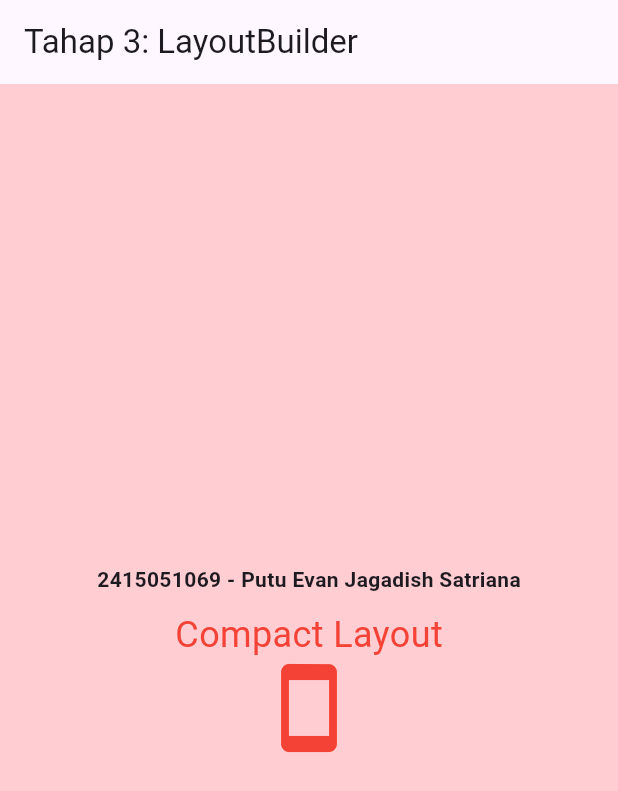
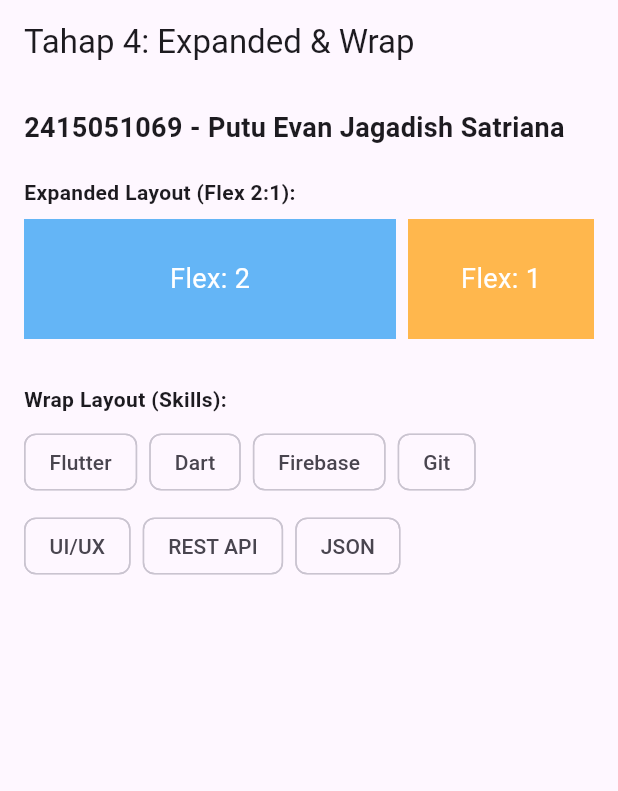
Before and after one commit to pannpanns/Course-Explorer, a Flutter app: the screen it shows after launch, on a phone screen of 412 x 824 dp. Shown: the top 791 px of the screen. Run offline on Flutter 3.47's test engine with Material 3 defaults, Android fonts, the phone set to English and light mode, and no system bars.

Commit message:
Tahap 4: Expanded dan Wrap

```diff
--- a/lib/main.dart
+++ b/lib/main.dart
@@ -14,97 +14,71 @@ class MyApp extends StatelessWidget {
   Widget build(BuildContext context) {
     return const MaterialApp(
       debugShowCheckedModeBanner: false,
-      home: LayoutBuilderPage(),
+      home: ExpandedWrapPage(),
     );
   }
 }
 
-class LayoutBuilderPage extends StatelessWidget {
-  const LayoutBuilderPage({super.key});
+class ExpandedWrapPage extends StatelessWidget {
+  const ExpandedWrapPage({super.key});
 
   @override
   Widget build(BuildContext context) {
+    final List<String> skills = [
+      'Flutter', 'Dart', 'Firebase', 'Git', 'UI/UX', 'REST API', 'JSON'
+    ];
+
     return Scaffold(
-      appBar: AppBar(title: const Text('Tahap 3: LayoutBuilder')),
-      body: LayoutBuilder(
-        builder: (context, constraints) {
-          if (constraints.maxWidth < 600) {
-            return const CompactLayout();
-          } else if (constraints.maxWidth < 840) {
-            return const MediumLayout();
-          } else {
-            return const ExpandedLayout();
-          }
-        },
+      appBar: AppBar(title: const Text('Tahap 4: Expanded & Wrap')),
+      body: Padding(
+        padding: const EdgeInsets.all(16.0),
+        child: Column(
+          crossAxisAlignment: CrossAxisAlignment.start,
+          children: [
+            const Text(
+              '$studentId - $studentName',
+              style: TextStyle(fontSize: 18, fontWeight: FontWeight.bold),
+            ),
+            const SizedBox(height: 20),
+
+            const Text('Expanded Layout (Flex 2:1):', style: TextStyle(fontWeight: FontWeight.bold)),
+            const SizedBox(height: 8),
+            Row(
+              children: [
+                Expanded(
+                  flex: 2,
+                  child: Container(
+                    height: 80,
+                    color: Colors.blue[300],
+                    alignment: Alignment.center,
+                    child: const Text('Flex: 2', style: TextStyle(fontSize: 18, color: Colors.white)),
+                  ),
+                ),
+                const SizedBox(width: 8),
+                Expanded(
+                  flex: 1, // Mengambil 1 bagian ruang
+                  child: Container(
+                    height: 80,
+                    color: Colors.orange[300],
+                    alignment: Alignment.center,
+                    child: const Text('Flex: 1', style: TextStyle(fontSize: 18, color: Colors.white)),
+                  ),
+                ),
+              ],
+            ),
+            const SizedBox(height: 30),
+
+            // 2. Uji Coba Wrap untuk kumpulan Chip
+            const Text('Wrap Layout (Skills):', style: TextStyle(fontWeight: FontWeight.bold)),
+            const SizedBox(height: 8),
+            Wrap(
+              spacing: 8.0, // Jarak antar Chip secara horizontal
+              runSpacing: 8.0, // Jarak antar Chip secara vertikal
+              children: skills.map((e) => Chip(label: Text(e))).toList(),
+            ),
+          ],
+        ),
       ),
     );
   }
 }
-
-class CompactLayout extends StatelessWidget {
-  const CompactLayout({super.key});
-  @override
-  Widget build(BuildContext context) {
-    return Container(
-      color: Colors.red[100],
-      width: double.infinity,
-      child: const Column(
-        mainAxisAlignment: MainAxisAlignment.center,
-        children: [
-          Text('$studentId - $studentName', style: TextStyle(fontWeight: FontWeight.bold)),
-          SizedBox(height: 10),
-          Text('Compact Layout', style: TextStyle(fontSize: 24, color: Colors.red)),
-          Icon(Icons.smartphone, size: 64, color: Colors.red),
-        ],
-      ),
-    );
-  }
-}
-
-// 2. Tampilan Medium (Tablet Kecil / Landscape Phone)
-class MediumLayout extends StatelessWidget {
-  const MediumLayout({super.key});
-  @override
-  Widget build(BuildContext context) {
-    return Container(
-      color: Colors.orange[100],
-      width: double.infinity,
-      child: const Column(
-        mainAxisAlignment: MainAxisAlignment.center,
-        children: [
-          Text('$studentId - $studentName', style: TextStyle(fontWeight: FontWeight.bold)),
-          SizedBox(height: 10),
-          Text('Medium Layout', style: TextStyle(fontSize: 28, color: Colors.orange)),
-          Icon(Icons.tablet_mac, size: 80, color: Colors.orange),
-        ],
-      ),
-    );
-  }
-}
-
-// 3. Tampilan Expanded (Desktop / Tablet Besar)
-class ExpandedLayout extends StatelessWidget {
-  const ExpandedLayout({super.key});
-  @override
-  Widget build(BuildContext context) {
-    return Container(
-      color: Colors.green[100],
-      width: double.infinity,
-      child: const Row(
-        mainAxisAlignment: MainAxisAlignment.center,
-        children: [
-          Icon(Icons.desktop_windows, size: 100, color: Colors.green),
-          SizedBox(width: 20),
-          Column(
-            mainAxisAlignment: MainAxisAlignment.center,
-            crossAxisAlignment: CrossAxisAlignment.start,
-            children: [
-              Text('$studentId - $studentName', style: TextStyle(fontWeight: FontWeight.bold, fontSize: 18)),
-              Text('Expanded Layout', style: TextStyle(fontSize: 32, color: Colors.green)),
-            ],
-          ),
-        ],
-      ),
-    );
-  }
-}
```
